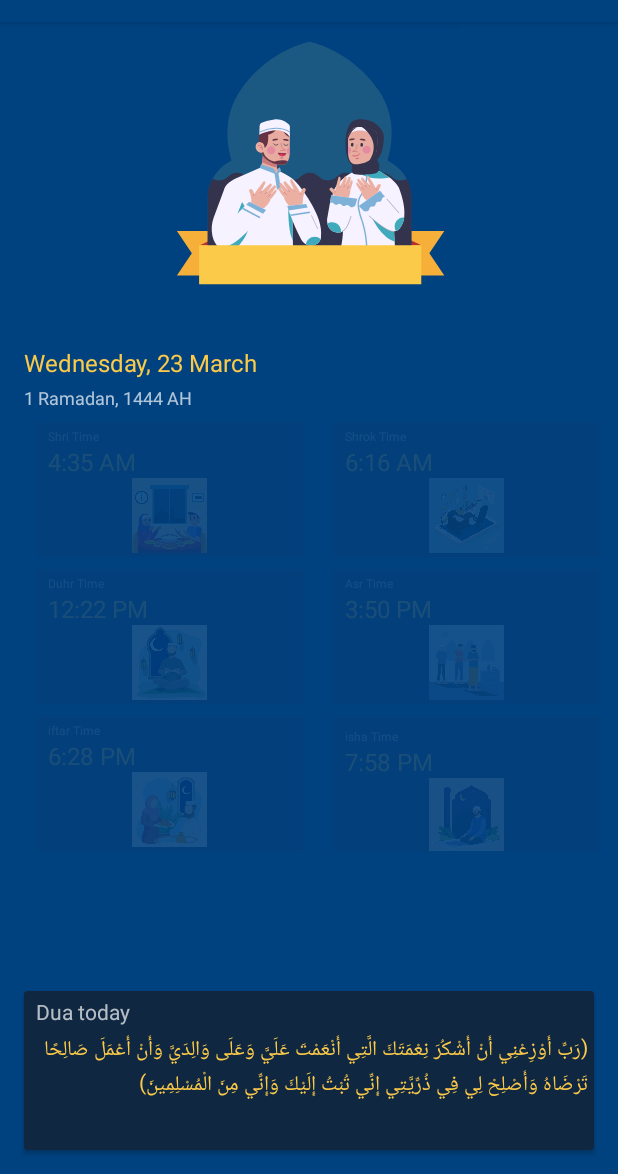
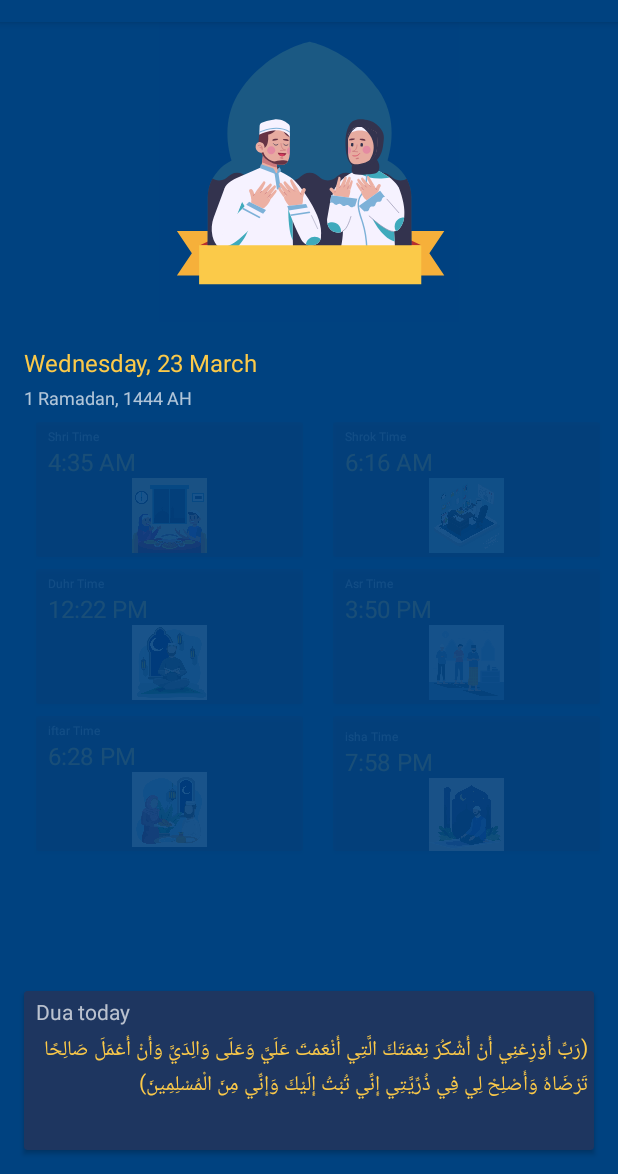
Before and after one commit to Hasa9nAli/Ramadan-Animation, an Android app: the screen it shows after launch (MainActivity), on a phone screen of 412 x 824 dp, the part 62-1236 px from its top. Run offline under Robolectric (Android 15) with nearby library versions, the phone set to English and light mode, and no system bars.

Commit message:
change background color of the Dua Today

```diff
--- a/app/src/main/res/layout/activity_main.xml
+++ b/app/src/main/res/layout/activity_main.xml
@@ -334,7 +334,7 @@
         android:id="@+id/prayDoaa"
         android:layout_width="match_parent"
         android:layout_height="0dp"
-        android:backgroundTint="#0F2741"
+        android:backgroundTint="#1E3660"
         app:layout_constraintTop_toTopOf="@+id/guidDouTop"
         app:layout_constraintBottom_toTopOf="@+id/guidHorizantal"
         app:layout_constraintLeft_toLeftOf="parent"
```
